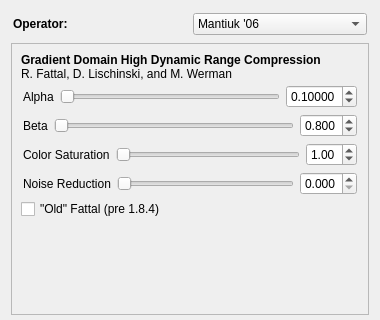
First picture: the form in forms/tonemappingoptions.ui, repository LuminanceHDR/LuminanceHDR, before the edit; both pictures show x 0 to 380 and y 0 to 320 of the 380 by 752 pixel window.
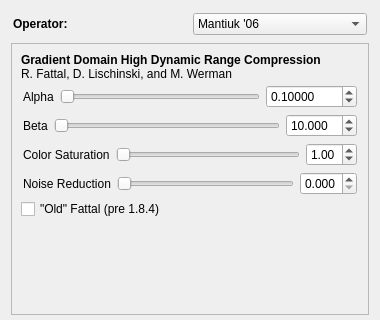
Second picture: the form after the edit. The open tabs and pages were chosen to show the change. Icons and pictures are not drawn.

Commit message: updated betaDSB values for fattal02

```diff
--- a/forms/tonemappingoptions.ui
+++ b/forms/tonemappingoptions.ui
@@ -512,10 +512,10 @@
               <number>5</number>
              </property>
              <property name="minimum" >
-              <double>0.001000000000000</double>
+              <double>0.000010000000000</double>
              </property>
              <property name="maximum" >
-              <double>2.000000000000000</double>
+              <double>1000.000000000000000</double>
              </property>
              <property name="singleStep" >
               <double>0.200000000000000</double>
@@ -548,7 +548,7 @@
               <cursorShape>PointingHandCursor</cursorShape>
              </property>
              <property name="maximum" >
-              <number>400</number>
+              <number>100</number>
              </property>
              <property name="orientation" >
               <enum>Qt::Horizontal</enum>
@@ -561,16 +561,16 @@
               <number>3</number>
              </property>
              <property name="minimum" >
-              <double>0.600000000000000</double>
+              <double>0.000000000000000</double>
              </property>
              <property name="maximum" >
-              <double>1.000000000000000</double>
+              <double>100.000000000000000</double>
              </property>
              <property name="singleStep" >
               <double>0.050000000000000</double>
              </property>
              <property name="value" >
-              <double>0.800000000000000</double>
+              <double>10.000000000000000</double>
              </property>
             </widget>
            </item>
```
Left out of the diff: 6 changed lines with no effect on the pictures.
